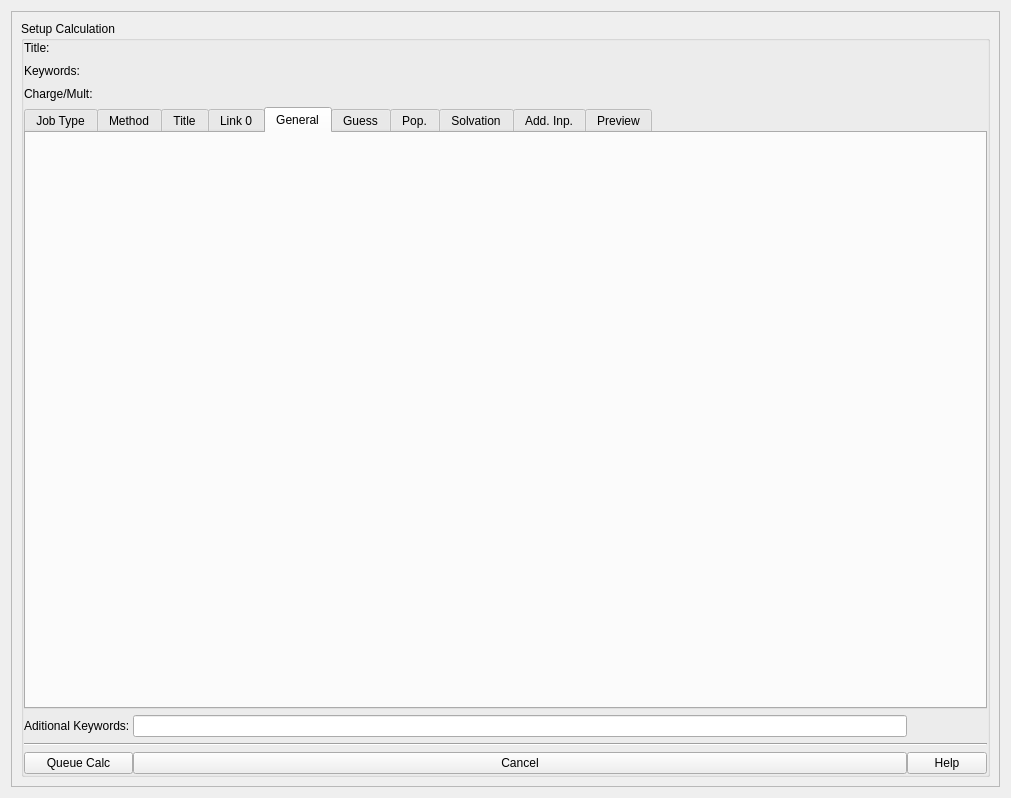
Above: Views/uiCalculationsWindow.ui from samuelvp360/SVP360CalculationController before the change. Below: the same form after it.
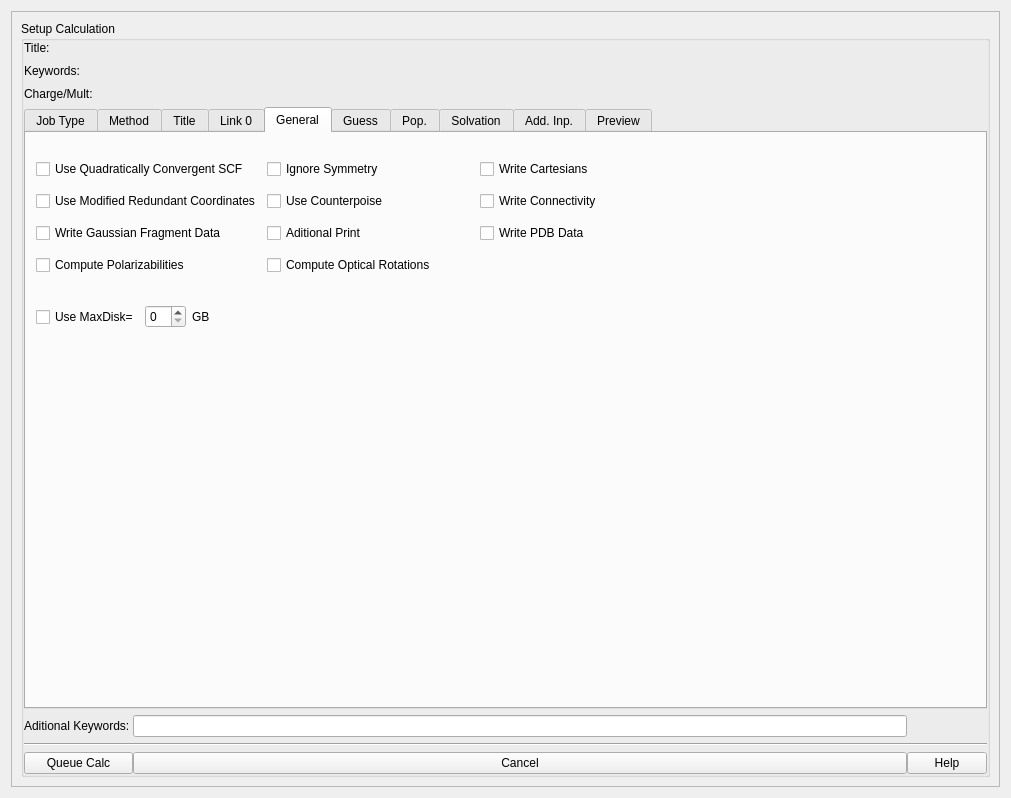
That is the form after the change. The open tabs and pages were chosen to show the change.

The edit to the form file:
```diff
--- a/Views/uiCalculationsWindow.ui
+++ b/Views/uiCalculationsWindow.ui
@@ -1292,6 +1292,124 @@
              <attribute name="title">
               <string>General</string>
              </attribute>
+             <widget class="QWidget" name="layoutWidget">
+              <property name="geometry">
+               <rect>
+                <x>10</x>
+                <y>20</y>
+                <width>651</width>
+                <height>131</height>
+               </rect>
+              </property>
+              <layout class="QGridLayout" name="gridLayout_4">
+               <item row="1" column="1">
+                <widget class="QCheckBox" name="uiCounterpoiseCheckBox">
+                 <property name="text">
+                  <string>Use Counterpoise</string>
+                 </property>
+                </widget>
+               </item>
+               <item row="3" column="1">
+                <widget class="QCheckBox" name="uiOpticalRotationsCheckBox">
+                 <property name="text">
+                  <string>Compute Optical Rotations</string>
+                 </property>
+                </widget>
+               </item>
+               <item row="0" column="1">
+                <widget class="QCheckBox" name="uiIgnoreSymmetryCheckBox">
+                 <property name="text">
+                  <string>Ignore Symmetry</string>
+                 </property>
+                </widget>
+               </item>
+               <item row="0" column="0">
+                <widget class="QCheckBox" name="uiQuadraticallyCheckBox">
+                 <property name="text">
+                  <string>Use Quadratically Convergent SCF</string>
+                 </property>
+                </widget>
+               </item>
+               <item row="3" column="0">
+                <widget class="QCheckBox" name="uiPolarizabilitiesCheckBox">
+                 <property name="text">
+                  <string>Compute Polarizabilities</string>
+                 </property>
+                </widget>
+               </item>
+               <item row="2" column="0">
+                <widget class="QCheckBox" name="uiGaussianFragmentCheckBox">
+                 <property name="text">
+                  <string>Write Gaussian Fragment Data</string>
+                 </property>
+                </widget>
+               </item>
+               <item row="2" column="1">
+                <widget class="QCheckBox" name="uiAdditionalPrintCheckBox">
+                 <property name="text">
+                  <string>Aditional Print</string>
+                 </property>
+                </widget>
+               </item>
+               <item row="1" column="0">
+                <widget class="QCheckBox" name="uiModifiedRedundantCheckBox">
+                 <property name="text">
+                  <string>Use Modified Redundant Coordinates</string>
+                 </property>
+                </widget>
+               </item>
+               <item row="1" column="2">
+                <widget class="QCheckBox" name="uiWriteConnectivityCheckBox">
+                 <property name="text">
+                  <string>Write Connectivity</string>
+                 </property>
+                </widget>
+               </item>
+               <item row="2" column="2">
+                <widget class="QCheckBox" name="uiWritePDBCheckBox">
+                 <property name="text">
+                  <string>Write PDB Data</string>
+                 </property>
+                </widget>
+               </item>
+               <item row="0" column="2">
+                <widget class="QCheckBox" name="uiWriteCartesiansCheckBox">
+                 <property name="text">
+                  <string>Write Cartesians</string>
+                 </property>
+                </widget>
+               </item>
+              </layout>
+             </widget>
+             <widget class="QWidget" name="layoutWidget">
+              <property name="geometry">
+               <rect>
+                <x>10</x>
+                <y>170</y>
+                <width>196</width>
+                <height>28</height>
+               </rect>
+              </property>
+              <layout class="QHBoxLayout" name="horizontalLayout_8">
+               <item>
+                <widget class="QCheckBox" name="uiMaxDiskCheckBox">
+                 <property name="text">
+                  <string>Use MaxDisk=</string>
+                 </property>
+                </widget>
+               </item>
+               <item>
+                <widget class="QSpinBox" name="uiMaxDiskSpinBox"/>
+               </item>
+               <item>
+                <widget class="QLabel" name="label_25">
+                 <property name="text">
+                  <string>GB</string>
+                 </property>
+                </widget>
+               </item>
+              </layout>
+             </widget>
             </widget>
             <widget class="QWidget" name="uiGessTab">
              <attribute name="title">
```
Left out of the diff: 110 changed lines with no effect on the pictures.
